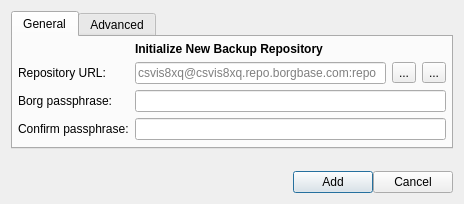
First picture: the form in src/vorta/assets/UI/repoadd.ui, repository borgbase/vorta, before the edit.
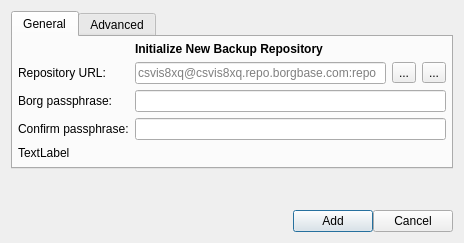
Second picture: the form after the edit. Icons and pictures are not drawn.

Commit message: Seperate password errors from other errors

The edit to the form file:
```diff
--- a/src/vorta/assets/UI/repoadd.ui
+++ b/src/vorta/assets/UI/repoadd.ui
@@ -7,7 +7,7 @@
     <x>0</x>
     <y>0</y>
     <width>464</width>
-    <height>204</height>
+    <height>243</height>
    </rect>
   </property>
   <property name="modal">
@@ -147,6 +147,13 @@
          </property>
         </widget>
        </item>
+       <item row="4" column="0" colspan="2">
+        <widget class="QLabel" name="passwordLabel">
+         <property name="text">
+          <string>TextLabel</string>
+         </property>
+        </widget>
+       </item>
       </layout>
      </widget>
      <widget class="QWidget" name="tabWidgetPage2">
```
Left out of the diff: 7 changed lines with no effect on the pictures.
